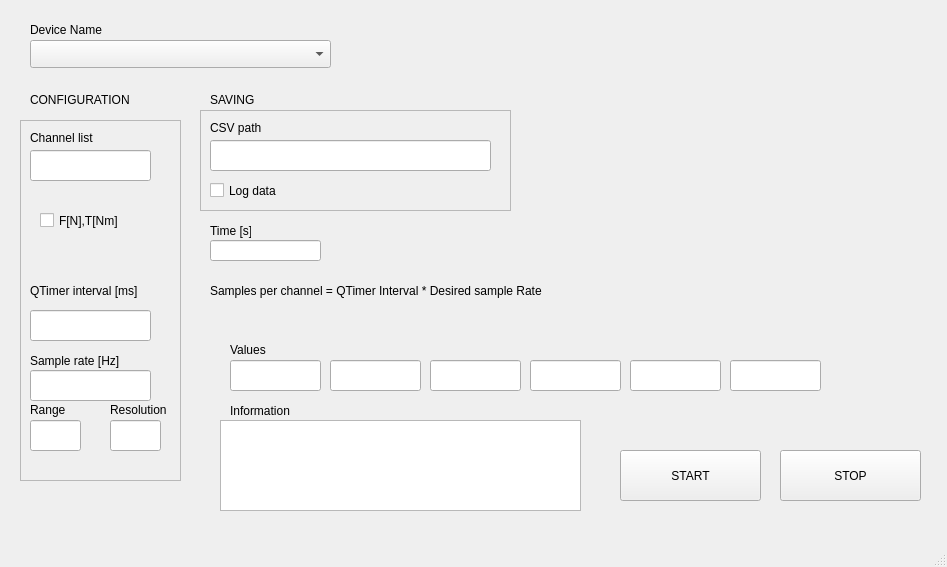
Before: the Qt Designer form Python/NI_USB_6008/ATIMini40_GUI.ui in IrisDuMutel/ATIMini40_software, drawn with Qt 5.
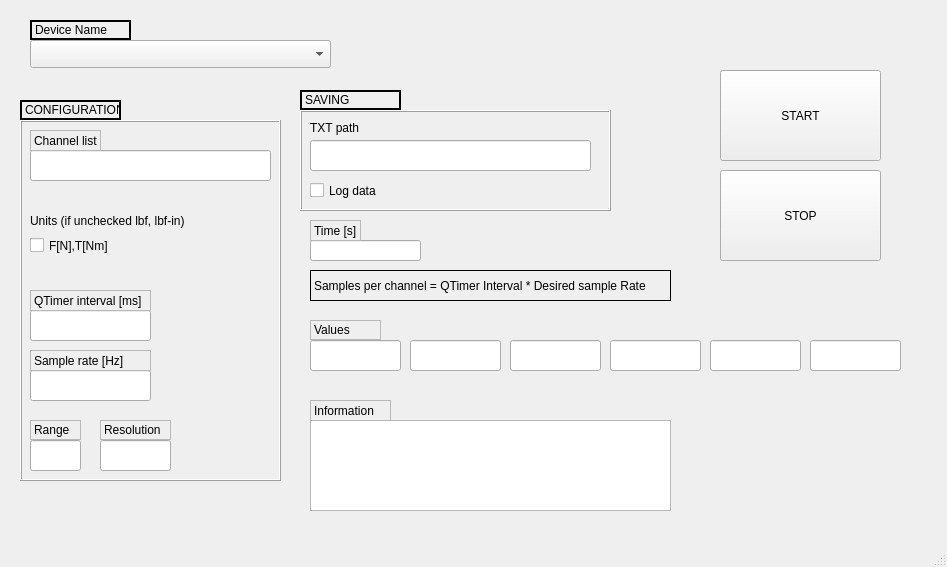
After: the same form once the commit is applied.

Commit message: interface changes and order

Diff of the .ui file:
```diff
--- a/Python/NI_USB_6008/ATIMini40_GUI.ui
+++ b/Python/NI_USB_6008/ATIMini40_GUI.ui
@@ -19,12 +19,12 @@
      <rect>
       <x>20</x>
       <y>120</y>
-      <width>161</width>
+      <width>261</width>
       <height>361</height>
      </rect>
     </property>
     <property name="frameShape">
-     <enum>QFrame::StyledPanel</enum>
+     <enum>QFrame::Box</enum>
     </property>
     <property name="frameShadow">
      <enum>QFrame::Raised</enum>
@@ -35,9 +35,12 @@
        <x>10</x>
        <y>10</y>
        <width>71</width>
-       <height>16</height>
+       <height>21</height>
       </rect>
      </property>
+     <property name="frameShape">
+      <enum>QFrame::StyledPanel</enum>
+     </property>
      <property name="text">
       <string>Channel list</string>
      </property>
@@ -47,10 +50,13 @@
       <rect>
        <x>10</x>
        <y>230</y>
-       <width>141</width>
+       <width>121</width>
        <height>21</height>
       </rect>
      </property>
+     <property name="frameShape">
+      <enum>QFrame::StyledPanel</enum>
+     </property>
      <property name="text">
       <string>Sample rate [Hz]</string>
      </property>
@@ -59,11 +65,14 @@
      <property name="geometry">
       <rect>
        <x>10</x>
-       <y>280</y>
-       <width>37</width>
+       <y>300</y>
+       <width>51</width>
        <height>20</height>
       </rect>
      </property>
+     <property name="frameShape">
+      <enum>QFrame::StyledPanel</enum>
+     </property>
      <property name="text">
       <string>Range</string>
      </property>
@@ -71,12 +80,15 @@
     <widget class="QLabel" name="label_13">
      <property name="geometry">
       <rect>
-       <x>90</x>
-       <y>280</y>
-       <width>61</width>
+       <x>80</x>
+       <y>300</y>
+       <width>71</width>
        <height>20</height>
       </rect>
      </property>
+     <property name="frameShape">
+      <enum>QFrame::StyledPanel</enum>
+     </property>
      <property name="text">
       <string>Resolution</string>
      </property>
@@ -86,7 +98,7 @@
       <rect>
        <x>10</x>
        <y>30</y>
-       <width>121</width>
+       <width>241</width>
        <height>31</height>
       </rect>
      </property>
@@ -108,7 +120,7 @@
      <property name="geometry">
       <rect>
        <x>10</x>
-       <y>300</y>
+       <y>320</y>
        <width>51</width>
        <height>31</height>
       </rect>
@@ -117,9 +129,9 @@
     <widget class="QLineEdit" name="textEdit_Resolution">
      <property name="geometry">
       <rect>
-       <x>90</x>
-       <y>300</y>
-       <width>51</width>
+       <x>80</x>
+       <y>320</y>
+       <width>71</width>
        <height>31</height>
       </rect>
      </property>
@@ -127,15 +139,21 @@
     <widget class="QCheckBox" name="checkBox_NNm">
      <property name="geometry">
       <rect>
-       <x>20</x>
-       <y>90</y>
-       <width>91</width>
-       <height>21</height>
+       <x>10</x>
+       <y>110</y>
+       <width>111</width>
+       <height>31</height>
       </rect>
      </property>
      <property name="text">
       <string>F[N],T[Nm]</string>
      </property>
+     <property name="iconSize">
+      <size>
+       <width>14</width>
+       <height>14</height>
+      </size>
+     </property>
     </widget>
     <widget class="QLineEdit" name="textEdit_QTIM_VAL">
      <property name="geometry">
@@ -154,15 +172,43 @@
      <property name="geometry">
       <rect>
        <x>10</x>
-       <y>160</y>
+       <y>170</y>
        <width>121</width>
        <height>21</height>
       </rect>
      </property>
+     <property name="frameShape">
+      <enum>QFrame::StyledPanel</enum>
+     </property>
      <property name="text">
       <string>QTimer interval [ms]</string>
      </property>
     </widget>
+    <widget class="QLabel" name="label_5">
+     <property name="geometry">
+      <rect>
+       <x>10</x>
+       <y>90</y>
+       <width>161</width>
+       <height>21</height>
+      </rect>
+     </property>
+     <property name="text">
+      <string>Units (if unchecked lbf, lbf-in)</string>
+     </property>
+    </widget>
+    <zorder>label_12</zorder>
+    <zorder>label_13</zorder>
+    <zorder>textEdit_channelList</zorder>
+    <zorder>textEdit_FS</zorder>
+    <zorder>textEdit_Range</zorder>
+    <zorder>textEdit_Resolution</zorder>
+    <zorder>checkBox_NNm</zorder>
+    <zorder>textEdit_QTIM_VAL</zorder>
+    <zorder>label_14</zorder>
+    <zorder>label_5</zorder>
+    <zorder>label_8</zorder>
+    <zorder>label_2</zorder>
    </widget>
    <widget class="QComboBox" name="comboBox_deviceName">
     <property name="geometry">
@@ -183,6 +229,9 @@
       <height>20</height>
      </rect>
     </property>
+    <property name="frameShape">
+     <enum>QFrame::WinPanel</enum>
+    </property>
     <property name="text">
      <string>Device Name</string>
     </property>
@@ -190,12 +239,15 @@
    <widget class="QLabel" name="label_4">
     <property name="geometry">
      <rect>
-      <x>30</x>
-      <y>90</y>
+      <x>20</x>
+      <y>100</y>
       <width>101</width>
       <height>20</height>
      </rect>
     </property>
+    <property name="frameShape">
+     <enum>QFrame::WinPanel</enum>
+    </property>
     <property name="text">
      <string>CONFIGURATION</string>
     </property>
@@ -203,12 +255,15 @@
    <widget class="QLabel" name="label_7">
     <property name="geometry">
      <rect>
-      <x>210</x>
+      <x>300</x>
       <y>90</y>
       <width>101</width>
       <height>20</height>
      </rect>
     </property>
+    <property name="frameShape">
+     <enum>QFrame::WinPanel</enum>
+    </property>
     <property name="text">
      <string>SAVING</string>
     </property>
@@ -216,14 +271,14 @@
    <widget class="QFrame" name="frame_2">
     <property name="geometry">
      <rect>
-      <x>200</x>
+      <x>300</x>
       <y>110</y>
       <width>311</width>
       <height>101</height>
      </rect>
     </property>
     <property name="frameShape">
-     <enum>QFrame::StyledPanel</enum>
+     <enum>QFrame::Box</enum>
     </property>
     <property name="frameShadow">
      <enum>QFrame::Raised</enum>
@@ -238,7 +293,7 @@
       </rect>
      </property>
      <property name="text">
-      <string>CSV path</string>
+      <string>TXT path</string>
      </property>
     </widget>
     <widget class="QCheckBox" name="checkBox">
@@ -268,12 +323,15 @@
    <widget class="QLabel" name="label_9">
     <property name="geometry">
      <rect>
-      <x>230</x>
-      <y>340</y>
-      <width>111</width>
+      <x>310</x>
+      <y>320</y>
+      <width>71</width>
       <height>20</height>
      </rect>
     </property>
+    <property name="frameShape">
+     <enum>QFrame::StyledPanel</enum>
+    </property>
     <property name="text">
      <string>Values</string>
     </property>
@@ -281,12 +339,49 @@
    <widget class="QPushButton" name="stopButton">
     <property name="geometry">
      <rect>
-      <x>780</x>
-      <y>450</y>
-      <width>141</width>
-      <height>51</height>
+      <x>720</x>
+      <y>170</y>
+      <width>161</width>
+      <height>91</height>
      </rect>
     </property>
+    <property name="palette">
+     <palette>
+      <active>
+       <colorrole role="LinkVisited">
+        <brush brushstyle="SolidPattern">
+         <color alpha="255">
+          <red>255</red>
+          <green>0</green>
+          <blue>0</blue>
+         </color>
+        </brush>
+       </colorrole>
+      </active>
+      <inactive>
+       <colorrole role="LinkVisited">
+        <brush brushstyle="SolidPattern">
+         <color alpha="255">
+          <red>255</red>
+          <green>0</green>
+          <blue>0</blue>
+         </color>
+        </brush>
+       </colorrole>
+      </inactive>
+      <disabled>
+       <colorrole role="LinkVisited">
+        <brush brushstyle="SolidPattern">
+         <color alpha="255">
+          <red>255</red>
+          <green>0</green>
+          <blue>0</blue>
+         </color>
+        </brush>
+       </colorrole>
+      </disabled>
+     </palette>
+    </property>
     <property name="text">
      <string>STOP</string>
     </property>
@@ -294,10 +389,10 @@
    <widget class="QPushButton" name="startButton">
     <property name="geometry">
      <rect>
-      <x>620</x>
-      <y>450</y>
-      <width>141</width>
-      <height>51</height>
+      <x>720</x>
+      <y>70</y>
+      <width>161</width>
+      <height>91</height>
      </rect>
     </property>
     <property name="text">
@@ -307,12 +402,15 @@
    <widget class="QLabel" name="label_10">
     <property name="geometry">
      <rect>
-      <x>230</x>
+      <x>310</x>
       <y>400</y>
       <width>81</width>
       <height>21</height>
      </rect>
     </property>
+    <property name="frameShape">
+     <enum>QFrame::StyledPanel</enum>
+    </property>
     <property name="text">
      <string>Information</string>
     </property>
@@ -320,8 +418,8 @@
    <widget class="QLineEdit" name="lineEdit_Values">
     <property name="geometry">
      <rect>
-      <x>230</x>
-      <y>360</y>
+      <x>310</x>
+      <y>340</y>
       <width>91</width>
       <height>31</height>
      </rect>
@@ -330,7 +428,7 @@
    <widget class="QLineEdit" name="lineEdit_Time">
     <property name="geometry">
      <rect>
-      <x>210</x>
+      <x>310</x>
       <y>240</y>
       <width>111</width>
       <height>21</height>
@@ -340,12 +438,15 @@
    <widget class="QLabel" name="label_11">
     <property name="geometry">
      <rect>
-      <x>210</x>
+      <x>310</x>
       <y>220</y>
-      <width>41</width>
+      <width>51</width>
       <height>21</height>
      </rect>
     </property>
+    <property name="frameShape">
+     <enum>QFrame::StyledPanel</enum>
+    </property>
     <property name="text">
      <string>Time [s]</string>
     </property>
@@ -353,8 +454,8 @@
    <widget class="QLineEdit" name="lineEdit_Values_2">
     <property name="geometry">
      <rect>
-      <x>330</x>
-      <y>360</y>
+      <x>410</x>
+      <y>340</y>
       <width>91</width>
       <height>31</height>
      </rect>
@@ -363,8 +464,8 @@
    <widget class="QLineEdit" name="lineEdit_Values_3">
     <property name="geometry">
      <rect>
-      <x>430</x>
-      <y>360</y>
+      <x>510</x>
+      <y>340</y>
       <width>91</width>
       <height>31</height>
      </rect>
@@ -373,8 +474,8 @@
    <widget class="QLineEdit" name="lineEdit_Values_4">
     <property name="geometry">
      <rect>
-      <x>530</x>
-      <y>360</y>
+      <x>610</x>
+      <y>340</y>
       <width>91</width>
       <height>31</height>
      </rect>
@@ -383,8 +484,8 @@
    <widget class="QLineEdit" name="lineEdit_Values_5">
     <property name="geometry">
      <rect>
-      <x>630</x>
-      <y>360</y>
+      <x>710</x>
+      <y>340</y>
       <width>91</width>
       <height>31</height>
      </rect>
@@ -393,8 +494,8 @@
    <widget class="QLineEdit" name="lineEdit_Values_6">
     <property name="geometry">
      <rect>
-      <x>730</x>
-      <y>360</y>
+      <x>810</x>
+      <y>340</y>
       <width>91</width>
       <height>31</height>
      </rect>
@@ -403,12 +504,15 @@
    <widget class="QLabel" name="label">
     <property name="geometry">
      <rect>
-      <x>210</x>
-      <y>280</y>
-      <width>341</width>
-      <height>21</height>
+      <x>310</x>
+      <y>270</y>
+      <width>361</width>
+      <height>31</height>
      </rect>
     </property>
+    <property name="frameShape">
+     <enum>QFrame::Box</enum>
+    </property>
     <property name="text">
      <string>Samples per channel = QTimer Interval * Desired sample Rate</string>
     </property>
@@ -416,7 +520,7 @@
    <widget class="QPlainTextEdit" name="lineEdit_Errors">
     <property name="geometry">
      <rect>
-      <x>220</x>
+      <x>310</x>
       <y>420</y>
       <width>361</width>
       <height>91</height>
```
Left out of the diff: 23 changed lines with no effect on the pictures.
